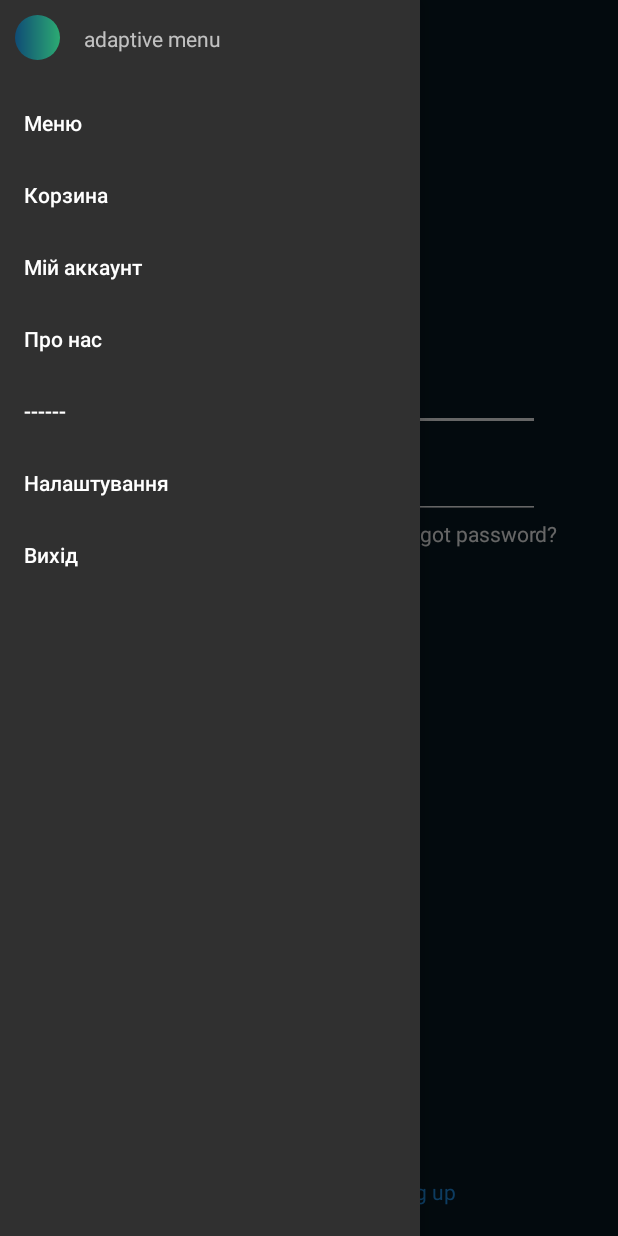
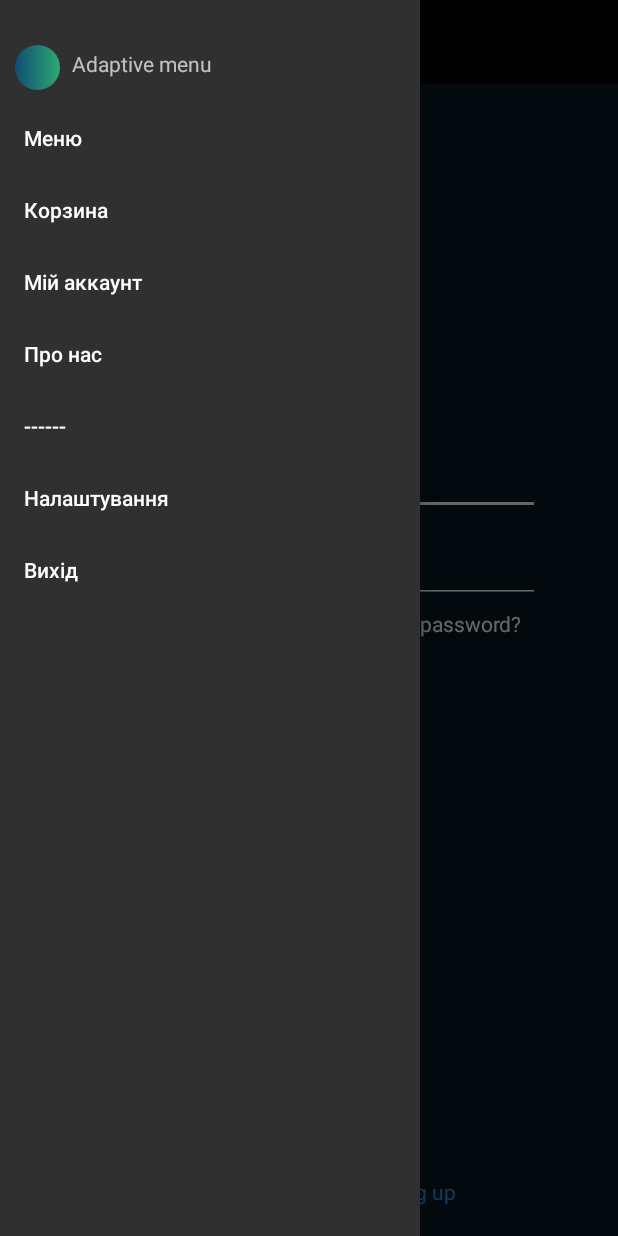
Before and after one commit to valick18/Android, an Android app: the screen it shows after launch (MainActivity), with the side drawer open, on a phone screen of 412 x 824 dp. Run offline under Robolectric (Android 15) with nearby library versions, the phone set to English and light mode, and no system bars; our stand-ins replace navigation-ui.

Commit message:
Working navigation and changed some style

```diff
--- a/Food/app/src/main/java/com/example/food/MainActivity.java
+++ b/Food/app/src/main/java/com/example/food/MainActivity.java
@@ -33,8 +33,7 @@ public class MainActivity extends AppCompatActivity implements View.OnClickListe
                 R.id.fragmentRecycle, R.id.userAccount, R.id.basketFragment, R.id.aboutMeFragment)
                 .setDrawerLayout(drawer)
                 .build();
-        NavController navController = Navigation.findNavController(this, R.id.navFragment);
-
+        NavController navController = Navigation.findNavController(this, R.id.nav_host_fragment);
         NavigationUI.setupWithNavController(navigationView, navController);
 
 
@@ -57,4 +56,13 @@ public class MainActivity extends AppCompatActivity implements View.OnClickListe
             break;
         }
     }
+
+    @Override
+    public boolean onSupportNavigateUp() {
+        NavController navController = Navigation.findNavController(this, R.id.nav_host_fragment);
+        return NavigationUI.navigateUp(navController, mAppBarConfiguration)
+                || super.onSupportNavigateUp();
+    }
+
+
 }
--- a/Food/app/src/main/res/layout/activity_main.xml
+++ b/Food/app/src/main/res/layout/activity_main.xml
@@ -1,11 +1,17 @@
 <?xml version="1.0" encoding="utf-8"?>
-<androidx.drawerlayout.widget.DrawerLayout
-    xmlns:android="http://schemas.android.com/apk/res/android"
+<androidx.drawerlayout.widget.DrawerLayout xmlns:android="http://schemas.android.com/apk/res/android"
     xmlns:app="http://schemas.android.com/apk/res-auto"
     xmlns:tools="http://schemas.android.com/tools"
     android:id="@+id/drawer_layout"
+    android:layout_width="match_parent"
     android:layout_height="match_parent"
-    android:layout_width="match_parent">
+    android:fitsSystemWindows="true"
+    tools:openDrawer="start">
+
+    <include
+        layout="@layout/app_bar_main"
+        android:layout_width="match_parent"
+        android:layout_height="match_parent" />
 
     <com.google.android.material.navigation.NavigationView
         android:id="@+id/nav_view"
@@ -13,30 +19,8 @@
         android:layout_height="match_parent"
         android:layout_gravity="start"
         android:fitsSystemWindows="true"
+
         app:itemTextColor="@color/white"
         app:headerLayout="@layout/nav_header"
-        app:menu="@menu/drawer_menu">
-    </com.google.android.material.navigation.NavigationView>
-
-
-    <androidx.constraintlayout.widget.ConstraintLayout
-        android:layout_width="match_parent"
-        android:layout_height="match_parent"
-        tools:context=".MainActivity">
-
-        <FrameLayout
-            android:id="@+id/fragment"
-            android:layout_width="match_parent"
-            android:layout_height="match_parent"></FrameLayout>
-
-        <fragment
-            android:id="@+id/navFragment"
-            android:name="androidx.navigation.fragment.NavHostFragment"
-            android:layout_width="match_parent"
-            android:layout_height="match_parent"
-            app:defaultNavHost="true"
-            app:navGraph="@navigation/routes"
-            tools:layout_editor_absoluteX="106dp"
-            tools:layout_editor_absoluteY="198dp" />
-    </androidx.constraintlayout.widget.ConstraintLayout>
+        app:menu="@menu/drawer_menu" />
 </androidx.drawerlayout.widget.DrawerLayout>
--- a/Food/app/src/main/res/layout/fragment_login.xml
+++ b/Food/app/src/main/res/layout/fragment_login.xml
@@ -84,6 +84,7 @@
         android:id="@+id/but_login"
         android:layout_width="wrap_content"
         android:layout_height="wrap_content"
+        android:background="@drawable/image_icon_two"
         android:onClick="onClick"
         android:text="@string/button_login"
         app:layout_constraintBottom_toTopOf="@+id/linearBottomScreen"
@@ -142,9 +143,11 @@
         android:id="@+id/textView5"
         android:layout_width="wrap_content"
         android:layout_height="wrap_content"
+        android:layout_marginTop="4dp"
+        android:layout_marginEnd="64dp"
+        android:layout_marginRight="64dp"
         android:text="@string/bottom_pasword_label"
         android:textColor="@color/white"
-        android:layout_marginRight="40dp"
         app:layout_constraintEnd_toEndOf="parent"
         app:layout_constraintTop_toBottomOf="@+id/email_field" />
 
--- a/Food/app/src/main/res/layout/fragment_recycle.xml
+++ b/Food/app/src/main/res/layout/fragment_recycle.xml
@@ -9,10 +9,6 @@
         android:layout_width="match_parent"
         android:layout_height="match_parent"
         android:orientation="vertical">
-
-        <include
-            android:id="@+id/toolBar"
-            layout="@layout/tool_bar" />
 
         <androidx.recyclerview.widget.RecyclerView
             android:id="@+id/recycleViewCard"
--- a/Food/app/src/main/res/layout/nav_header.xml
+++ b/Food/app/src/main/res/layout/nav_header.xml
@@ -4,31 +4,33 @@
     xmlns:tools="http://schemas.android.com/tools"
     android:id="@+id/linearLayout"
     android:layout_width="match_parent"
-    android:layout_height="50dp">
+    android:layout_height="60dp">
 
     <ImageView
         android:id="@+id/imageView4"
         android:layout_width="30dp"
         android:layout_height="30dp"
         android:layout_marginStart="10dp"
+        android:layout_marginLeft="10dp"
         app:layout_constraintBottom_toBottomOf="parent"
         app:layout_constraintEnd_toStartOf="@+id/textView"
         app:layout_constraintHorizontal_bias="0.5"
         app:layout_constraintStart_toStartOf="parent"
         app:layout_constraintTop_toTopOf="parent"
-        app:srcCompat="@drawable/image_icon_two"
-        android:layout_marginLeft="10dp" />
+        app:layout_constraintVertical_bias="1.0"
+        app:srcCompat="@drawable/image_icon_two" />
 
     <TextView
         android:id="@+id/textView"
         android:layout_width="0dp"
         android:layout_height="wrap_content"
-        android:layout_marginStart="16dp"
-        android:layout_marginLeft="16dp"
-        android:text="adaptive menu"
+        android:layout_marginStart="8dp"
+        android:layout_marginLeft="8dp"
+        android:layout_marginTop="12dp"
+        android:text="Adaptive menu"
         app:layout_constraintBottom_toBottomOf="parent"
         app:layout_constraintStart_toEndOf="@+id/imageView4"
         app:layout_constraintTop_toTopOf="parent"
-        app:layout_constraintVertical_bias="0.516" />
+        app:layout_constraintVertical_bias="0.731" />
 
 </androidx.constraintlayout.widget.ConstraintLayout>
--- a/Food/app/src/main/res/menu/drawer_menu.xml
+++ b/Food/app/src/main/res/menu/drawer_menu.xml
@@ -14,9 +14,9 @@
     <item
         android:id="@+id/aboutMeFragment"
         android:title="Про нас" />
+    <item android:title="------"></item>
     <item android:id="@+id/settingsFragment"
-        android:title="------"></item>
-    <item android:title="Налаштування"/>
+    android:title="Налаштування"/>
     <item android:title="Вихід"/>
 
 </menu>
--- a/Food/app/src/main/res/values/themes.xml
+++ b/Food/app/src/main/res/values/themes.xml
@@ -13,4 +13,7 @@
         <item name="android:statusBarColor" tools:targetApi="l">?attr/colorPrimaryVariant</item>
         <!-- Customize your theme here. -->
     </style>
+    <style name="Theme.MyApp.AppBarOverlay" parent="ThemeOverlay.AppCompat.Dark.ActionBar" />
+
+    <style name="Theme.MyApp.PopupOverlay" parent="ThemeOverlay.AppCompat.Light" />
 </resources>
```
Also changed, not shown: Food/app/src/main/res/layout/app_bar_main.xml (added, +20 -0 lines), Food/app/src/main/res/layout/content_main.xml (added, +17 -0 lines), Food/app/src/main/res/layout/food_fragment.xml (deleted, +0 -11 lines).
